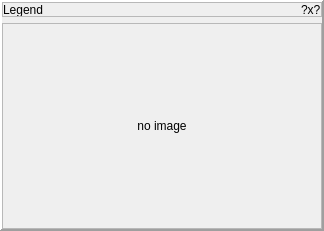
Qt form GUI/Qt/USingleImageWidget.ui (aicommunity/Rdk) before a commit.
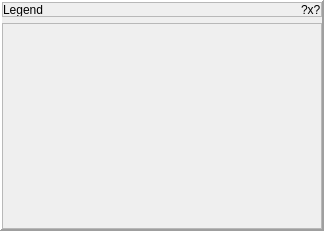
The same form after that commit.

Commit message: ComponentList property update bugfix + show images with Qpainter

What changed in the file:
```diff
--- a/GUI/Qt/USingleImageWidget.ui
+++ b/GUI/Qt/USingleImageWidget.ui
@@ -140,16 +140,6 @@
           <property name="bottomMargin">
            <number>0</number>
           </property>
-          <item>
-           <widget class="QLabel" name="labelImage">
-            <property name="text">
-             <string>no image</string>
-            </property>
-            <property name="alignment">
-             <set>Qt::AlignCenter</set>
-            </property>
-           </widget>
-          </item>
          </layout>
         </widget>
        </widget>
```
Left out of the diff: 2 changed lines with no effect on the pictures. The commit also changes 6 other files.
